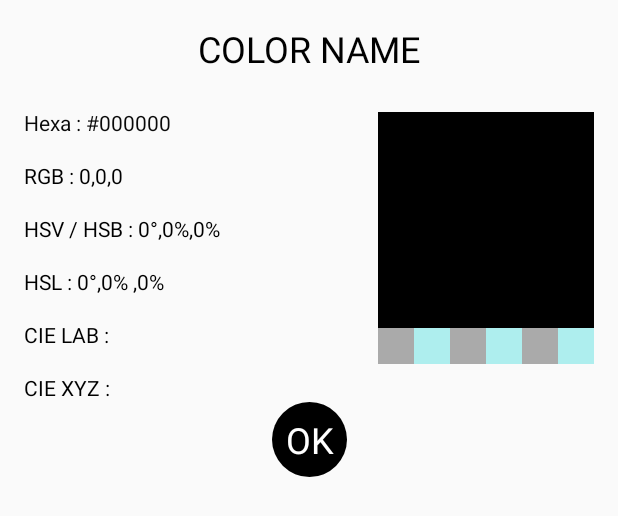
After one commit to KieceDonc/Coloor, an Android app: the layout alertdialog_moreinformation_main.xml on its own in the app's theme, with its tools: preview values and no code run, on a phone screen of 412 x 824 dp. The commit adds this screen. Shown: the top 516 px of the screen. Run offline under Robolectric (Android 15) with nearby library versions, the phone set to English and light mode, and no system bars.

Commit message:
adding features / fixing bugs

```diff
--- a/app/src/main/java/com/vvdev/colorpicker/activity/CirclePickerActivityStart.java
+++ b/app/src/main/java/com/vvdev/colorpicker/activity/CirclePickerActivityStart.java
@@ -134,12 +134,8 @@ public class CirclePickerActivityStart extends AppCompatActivity {
                 LayoutInflater inflater = (LayoutInflater) getSystemService(LAYOUT_INFLATER_SERVICE);
                 wmCirclePickerView = inflater.inflate(R.layout.circlepicker, null);
 
-                ImageView closeButton = wmCirclePickerView.findViewById(R.id.CirclePickerCloseButton);
-                ImageView saveButton = wmCirclePickerView.findViewById(R.id.CirclePickerSave);
-                ImageView zoomInButton = wmCirclePickerView.findViewById(R.id.CirclePickerZoomIn);
-                ImageView zoomOutButton = wmCirclePickerView.findViewById(R.id.CirclePickerZoomOut);
                 CirclePickerView cpv = wmCirclePickerView.findViewById(R.id.CirclePicker);
-                cpv.initWithCustomParams(closeButton, saveButton, zoomInButton, zoomOutButton);
+                cpv.initWithCustomParams();
 
                 wm.addView(wmCirclePickerView,wmCirclePickerParams);
 
--- a/app/src/main/java/com/vvdev/colorpicker/fragment/ImportSelected/Camera.java
+++ b/app/src/main/java/com/vvdev/colorpicker/fragment/ImportSelected/Camera.java
@@ -49,7 +49,6 @@ import com.vvdev.colorpicker.interfaces.ColorSpec;
 import com.vvdev.colorpicker.interfaces.ColorUtility;
 import com.vvdev.colorpicker.interfaces.ColorsData;
 import com.vvdev.colorpicker.ui.AutoFitTextureView;
-import com.vvdev.colorpicker.ui.CustomToast;
 
 import java.io.File;
 import java.io.FileOutputStream;
@@ -65,7 +64,6 @@ import java.util.concurrent.Semaphore;
 import java.util.concurrent.TimeUnit;
 
 import androidx.annotation.NonNull;
-import androidx.appcompat.app.AppCompatActivity;
 import androidx.core.app.ActivityCompat;
 import androidx.core.content.ContextCompat;
 import androidx.fragment.app.DialogFragment;
--- a/app/src/main/java/com/vvdev/colorpicker/interfaces/ColorsData.java
+++ b/app/src/main/java/com/vvdev/colorpicker/interfaces/ColorsData.java
@@ -9,7 +9,7 @@ import android.util.Log;
 import com.google.gson.Gson;
 import com.vvdev.colorpicker.R;
 import com.vvdev.colorpicker.fragment.BottomBar.Palette;
-import com.vvdev.colorpicker.ui.CustomToast;
+import com.vvdev.colorpicker.ui.ColorAddedToast;
 import com.vvdev.colorpicker.ui.PaletteRVAdapter;
 
 import java.util.ArrayList;
@@ -34,7 +34,7 @@ public class ColorsData { // https://stackoverflow.com/questions/7145606/how-and
     public void addColor(String color){
         colors.add(new ColorSpec(getGeneratedMethodName(),color));
         saveColors();
-        CustomToast.show(activity,activity.getLayoutInflater(),color);
+        ColorAddedToast.show(activity,activity.getLayoutInflater(),color);
         if(Palette.recyclerView!=null){
             Palette.recyclerView.getAdapter().notifyItemInserted(getSize()-1);
         }
--- a/app/src/main/java/com/vvdev/colorpicker/ui/CustomToast.java
+++ b/app/src/main/java/com/vvdev/colorpicker/ui/ColorAddedToast.java
@@ -7,7 +7,6 @@ import android.graphics.Color;
 import android.view.Gravity;
 import android.view.LayoutInflater;
 import android.view.View;
-import android.widget.TextView;
 import android.widget.Toast;
 
 import com.vvdev.colorpicker.R;
@@ -15,10 +14,10 @@ import com.vvdev.colorpicker.R;
 import androidx.cardview.widget.CardView;
 import de.hdodenhof.circleimageview.CircleImageView;
 
-public class CustomToast { // used to create custom layout of toast
+public class ColorAddedToast { // used to create custom layout of toast
 
     public static void show(Activity activity, LayoutInflater inflater, String colorAdded){
-        View cstmToast = inflater.inflate(R.layout.custom_toast, (CardView) activity.findViewById(R.id.cstmToastRoot));
+        View cstmToast = inflater.inflate(R.layout.added_color_toast, (CardView) activity.findViewById(R.id.cstmToastRoot));
 
         CardView root = cstmToast.findViewById(R.id.cstmToastRoot);
 
--- /dev/null
+++ b/app/src/main/res/layout/alertdialog_moreinformation_main.xml
@@ -0,0 +1,156 @@
+<?xml version="1.0" encoding="utf-8"?>
+<androidx.constraintlayout.widget.ConstraintLayout xmlns:android="http://schemas.android.com/apk/res/android"
+    xmlns:app="http://schemas.android.com/apk/res-auto"
+    xmlns:tools="http://schemas.android.com/tools"
+    android:layout_width="match_parent"
+    android:layout_height="wrap_content">
+
+    <TextView
+        android:id="@+id/MoreIColorName"
+        android:layout_width="wrap_content"
+        android:layout_height="wrap_content"
+        android:layout_marginTop="16dp"
+        android:text="COLOR NAME"
+        android:textColor="@color/Theme1_TextBlack"
+        android:textSize="24sp"
+        app:layout_constraintEnd_toEndOf="parent"
+        app:layout_constraintStart_toStartOf="parent"
+        app:layout_constraintTop_toTopOf="parent" />
+
+    <TextView
+        android:id="@+id/MoreIHexa"
+        android:layout_width="wrap_content"
+        android:layout_height="wrap_content"
+        android:layout_marginStart="16dp"
+        android:layout_marginTop="56dp"
+        android:text="Hexa : #000000"
+        android:textColor="@color/Theme1_Zero"
+        app:layout_constraintStart_toStartOf="parent"
+        app:layout_constraintTop_toTopOf="@+id/MoreIColorName" />
+
+    <TextView
+        android:id="@+id/MoreIRGB"
+        android:layout_width="wrap_content"
+        android:layout_height="wrap_content"
+        android:layout_marginStart="16dp"
+        android:layout_marginTop="16dp"
+        android:text="RGB : 0,0,0"
+        android:textColor="@color/Theme1_TextBlack"
+        app:layout_constraintStart_toStartOf="parent"
+        app:layout_constraintTop_toBottomOf="@+id/MoreIHexa" />
+
+    <TextView
+        android:id="@+id/MoreIHSV"
+        android:layout_width="wrap_content"
+        android:layout_height="wrap_content"
+        android:layout_marginStart="16dp"
+        android:layout_marginTop="16dp"
+        android:text="HSV / HSB : 0°,0%,0%"
+        android:textColor="@color/Theme1_TextBlack"
+        app:layout_constraintStart_toStartOf="parent"
+        app:layout_constraintTop_toBottomOf="@+id/MoreIRGB" />
+
+    <TextView
+        android:id="@+id/MoreIHSL"
+        android:layout_width="wrap_content"
+        android:layout_height="wrap_content"
+        android:layout_marginStart="16dp"
+        android:layout_marginTop="16dp"
+        android:text="HSL : 0°,0% ,0%"
+        android:textColor="@color/Theme1_TextBlack"
+        app:layout_constraintStart_toStartOf="parent"
+        app:layout_constraintTop_toBottomOf="@+id/MoreIHSV" />
+
+    <TextView
+        android:id="@+id/MoreICIELAB"
+        android:layout_width="wrap_content"
+        android:layout_height="wrap_content"
+        android:layout_marginStart="16dp"
+        android:layout_marginTop="16dp"
+        android:text="CIE LAB : "
+        android:textColor="@color/Theme1_TextBlack"
+        app:layout_constraintStart_toStartOf="parent"
+        app:layout_constraintTop_toBottomOf="@+id/MoreIHSL" />
+
+    <TextView
+        android:id="@+id/MoreICIEXYZ"
+        android:layout_width="wrap_content"
+        android:layout_height="wrap_content"
+        android:layout_marginStart="16dp"
+        android:layout_marginTop="16dp"
+        android:text="CIE XYZ : "
+        android:textColor="@color/Theme1_TextBlack"
+        app:layout_constraintStart_toStartOf="parent"
+        app:layout_constraintTop_toBottomOf="@+id/MoreICIELAB" />
+
+    <ImageView
+        android:id="@+id/MoreIPreviewGenerate0"
+        android:layout_width="24dp"
+        android:layout_height="24dp"
+        android:background="#AAAAAA"
+        app:layout_constraintStart_toStartOf="@+id/MoreIPreview"
+        app:layout_constraintTop_toBottomOf="@+id/MoreIPreview" />
+
+    <ImageView
+        android:id="@+id/MoreIPreviewGenerate1"
+        android:layout_width="24dp"
+        android:layout_height="24dp"
+        android:background="#AEEEEE"
+        app:layout_constraintStart_toEndOf="@+id/MoreIPreviewGenerate0"
+        app:layout_constraintTop_toBottomOf="@+id/MoreIPreview" />
+
+    <ImageView
+        android:id="@+id/MoreIPreviewGenerate2"
+        android:layout_width="24dp"
+        android:layout_height="24dp"
+        android:background="#AAAAAA"
+        app:layout_constraintStart_toEndOf="@+id/MoreIPreviewGenerate1"
+        app:layout_constraintTop_toBottomOf="@+id/MoreIPreview" />
+
+    <ImageView
+        android:id="@+id/MoreIPreviewGenerate3"
+        android:layout_width="24dp"
+        android:layout_height="24dp"
+        android:background="#AEEEEE"
+        app:layout_constraintStart_toEndOf="@+id/MoreIPreviewGenerate2"
+        app:layout_constraintTop_toBottomOf="@+id/MoreIPreview" />
+
+    <ImageView
+        android:id="@+id/MoreIPreviewGenerate4"
+        android:layout_width="24dp"
+        android:layout_height="24dp"
+        android:background="#AAAAAA"
+        app:layout_constraintStart_toEndOf="@+id/MoreIPreviewGenerate3"
+        app:layout_constraintTop_toBottomOf="@+id/MoreIPreview" />
+
+    <ImageView
+        android:id="@+id/MoreIPreviewGenerate5"
+        android:layout_width="24dp"
+        android:layout_height="24dp"
+        android:background="#AEEEEE"
+        app:layout_constraintStart_toEndOf="@+id/MoreIPreviewGenerate4"
+        app:layout_constraintTop_toBottomOf="@+id/MoreIPreview" />
+
+    <ImageView
+        android:id="@+id/MoreIPreview"
+        android:layout_width="144dp"
+        android:layout_height="144dp"
+        android:layout_marginEnd="16dp"
+        android:layout_marginBottom="12dp"
+        android:background="#000000"
+        app:layout_constraintBottom_toBottomOf="@+id/MoreIHSV"
+        app:layout_constraintEnd_toEndOf="parent"
+        app:layout_constraintTop_toTopOf="@+id/MoreIHSV" />
+
+    <include
+        android:id="@+id/MoreIOK"
+        layout="@layout/alertdialog_moreinformation_ok"
+        android:layout_width="wrap_content"
+        android:layout_height="wrap_content"
+        android:layout_marginBottom="16dp"
+        app:layout_constraintBottom_toBottomOf="parent"
+        app:layout_constraintEnd_toEndOf="parent"
+        app:layout_constraintStart_toStartOf="parent"
+        app:layout_constraintTop_toBottomOf="@+id/MoreICIEXYZ" />
+
+</androidx.constraintlayout.widget.ConstraintLayout>
--- /dev/null
+++ b/app/src/main/res/layout/alertdialog_moreinformation_ok.xml
@@ -0,0 +1,31 @@
+<?xml version="1.0" encoding="utf-8"?>
+<androidx.constraintlayout.widget.ConstraintLayout xmlns:android="http://schemas.android.com/apk/res/android"
+    xmlns:app="http://schemas.android.com/apk/res-auto"
+    android:layout_width="wrap_content"
+    android:layout_height="wrap_content">
+
+    <de.hdodenhof.circleimageview.CircleImageView
+        android:id="@+id/MoreICircleOK"
+        android:layout_width="50dp"
+        android:layout_height="50dp"
+        android:src="#FF000000"
+        app:layout_constraintBottom_toBottomOf="parent"
+        app:layout_constraintEnd_toEndOf="parent"
+        app:layout_constraintHorizontal_bias="0.6"
+        app:layout_constraintStart_toStartOf="parent"
+        app:layout_constraintTop_toBottomOf="@+id/MoreICIEXYZ" />
+
+    <TextView
+        android:id="@+id/MoreITextViewOK"
+        android:layout_width="wrap_content"
+        android:layout_height="wrap_content"
+        android:text="@android:string/ok"
+        android:textAlignment="center"
+        android:textColor="@color/Theme1_text"
+        android:textSize="24sp"
+        app:layout_constraintBottom_toBottomOf="@+id/MoreICircleOK"
+        app:layout_constraintEnd_toEndOf="parent"
+        app:layout_constraintStart_toStartOf="parent"
+        app:layout_constraintTop_toTopOf="@+id/MoreICircleOK" />
+
+</androidx.constraintlayout.widget.ConstraintLayout>
--- a/app/src/main/res/layout/import_internet.xml
+++ b/app/src/main/res/layout/import_internet.xml
@@ -4,8 +4,7 @@
     xmlns:tools="http://schemas.android.com/tools"
     android:id="@+id/linearLayout"
     android:layout_width="match_parent"
-    android:layout_height="wrap_content"
-    android:orientation="vertical">
+    android:layout_height="wrap_content">
 
     <EditText
         android:id="@+id/internet_url"
--- a/app/src/main/res/layout/import_pdf.xml
+++ b/app/src/main/res/layout/import_pdf.xml
@@ -43,7 +43,7 @@
         app:layout_constraintTop_toTopOf="@+id/numberOfPage" />
     <!-- TODO to traduce -->
 
-    <com.vvdev.colorpicker.ui.CustomEditText
+    <com.vvdev.colorpicker.ui.PDFEditText
         android:id="@+id/input_desire_page"
         android:layout_width="49dp"
         android:layout_height="20dp"
```
Also changed, not shown: app/src/main/java/com/vvdev/colorpicker/activity/MainActivity.java (+11 -16 lines), app/src/main/java/com/vvdev/colorpicker/fragment/ImportSelected/PDF.java (+3 -5 lines), app/src/main/java/com/vvdev/colorpicker/interfaces/ScreenCapture.java (+2 -22 lines), app/src/main/java/com/vvdev/colorpicker/ui/CirclePickerView.java (+12 -7 lines), app/src/main/java/com/vvdev/colorpicker/ui/ColorInfoDialog.java (added, +122 -0 lines), app/src/main/java/com/vvdev/colorpicker/ui/PDFEditText.java (renamed from app/src/main/java/com/vvdev/colorpicker/ui/CustomEditText.java, +4 -4 lines), app/src/main/java/com/vvdev/colorpicker/ui/PaletteRVAdapter.java (+11 -0 lines), app/src/main/res/layout/activity_main.xml (+6 -19 lines), app/src/main/res/layout/activity_main_pipette.xml (added, +31 -0 lines), app/src/main/res/layout/alertdialog_moreinformation.xml (deleted, +0 -86 lines), app/src/main/res/layout/added_color_toast.xml (renamed from app/src/main/res/layout/custom_toast.xml).
